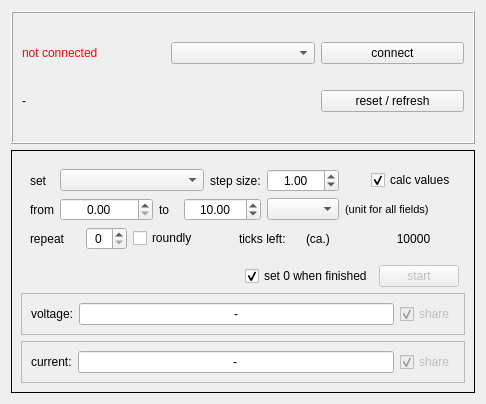
bchjoerni/mlab, file bopmguicharwindow.ui: the form before one commit.
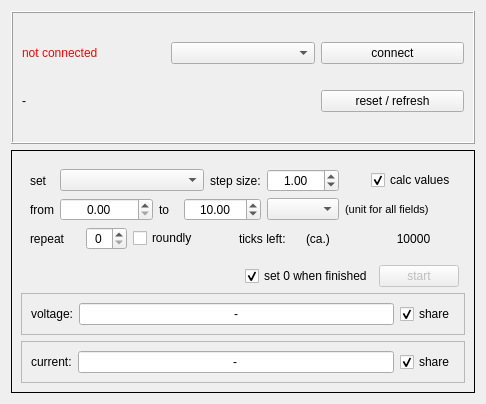
The form after the commit.

What changed in the file:
```diff
--- a/bopmguicharwindow.ui
+++ b/bopmguicharwindow.ui
@@ -291,7 +291,7 @@
          <item row="0" column="2">
           <widget class="QCheckBox" name="chb_shareCurrent">
            <property name="enabled">
-            <bool>false</bool>
+            <bool>true</bool>
            </property>
            <property name="text">
             <string>share</string>
@@ -336,7 +336,7 @@
          <item row="0" column="2">
           <widget class="QCheckBox" name="chb_shareVoltage">
            <property name="enabled">
-            <bool>false</bool>
+            <bool>true</bool>
            </property>
            <property name="text">
             <string>share</string>
```
